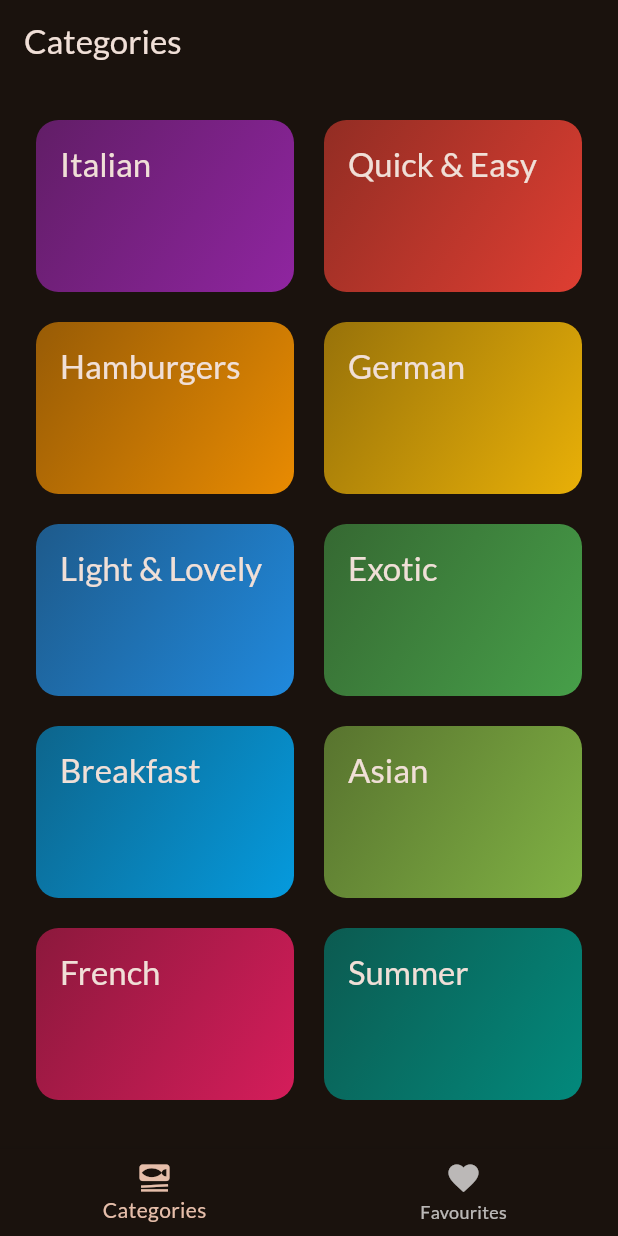
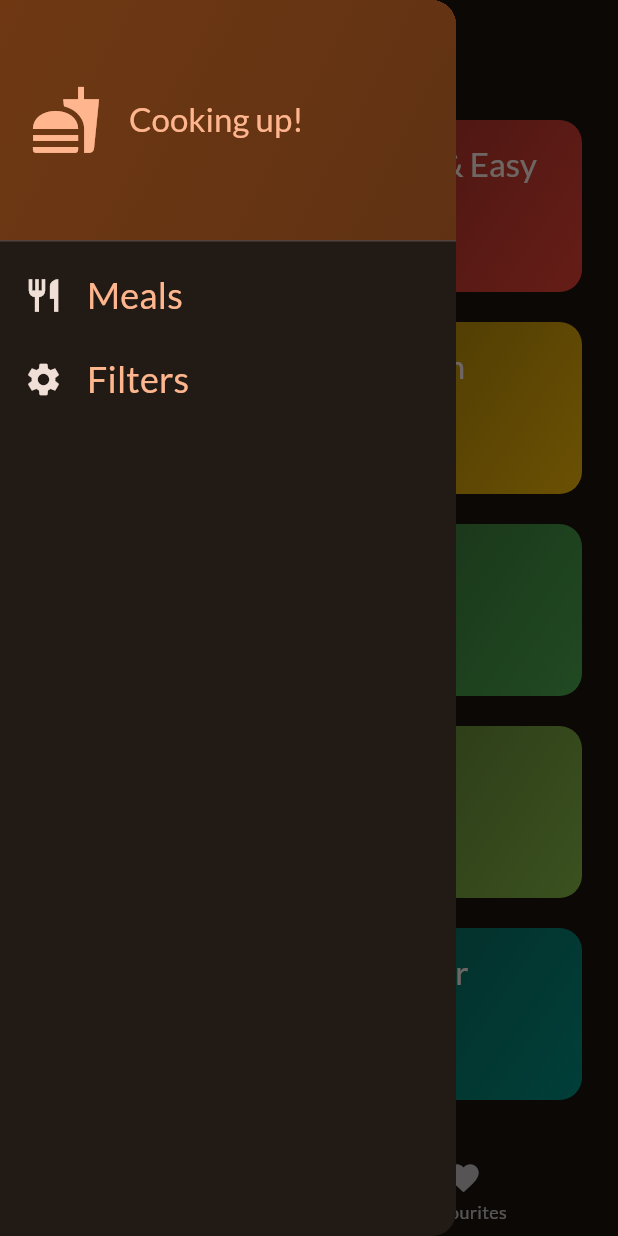
Before and after one commit to lisa-komarova/meals_app, a Flutter app: the screen it shows after launch, with the side drawer open (before the commit the screen has no drawer), on a phone screen of 412 x 824 dp. Run offline on Flutter 3.47's test engine with Material 2 defaults, Android fonts, the phone set to English and light mode, and no system bars; our stand-ins replace google_fonts, transparent_image.

Commit message:
feat: add drawer

```diff
--- a/lib/screens/tabs_screen.dart
+++ b/lib/screens/tabs_screen.dart
@@ -2,6 +2,7 @@ import 'package:flutter/material.dart';
 import 'package:meals_app/models/meal.dart';
 import 'package:meals_app/screens/categories_screen.dart';
 import 'package:meals_app/screens/meals_screen.dart';
+import 'package:meals_app/widgets/main_drawer.dart';
 
 class TabsScreen extends StatefulWidget {
   const TabsScreen({super.key});
@@ -41,6 +42,13 @@ class _TabsScreenState extends State<TabsScreen> {
     });
   }
 
+  void _setScreen(String screen) {
+    if (screen == 'filters') {
+    } else if (screen == 'meals') {
+      Navigator.of(context).pop();
+    }
+  }
+
   @override
   Widget build(BuildContext context) {
     Widget activePage = CategoriesScreen(
@@ -59,6 +67,9 @@ class _TabsScreenState extends State<TabsScreen> {
       appBar: AppBar(
         title: Text(activePageTitle),
       ),
+      drawer: MainDrawer(
+        onSelectScreen: _setScreen,
+      ),
       body: activePage,
       bottomNavigationBar: BottomNavigationBar(
         items: const [
--- /dev/null
+++ b/lib/widgets/main_drawer.dart
@@ -0,0 +1,79 @@
+import 'package:flutter/material.dart';
+
+class MainDrawer extends StatelessWidget {
+  const MainDrawer({super.key, required this.onSelectScreen});
+  final void Function(String) onSelectScreen;
+  @override
+  Widget build(BuildContext context) {
+    return Drawer(
+      child: Column(
+        children: [
+          DrawerHeader(
+            padding: const EdgeInsets.all(20),
+            decoration: BoxDecoration(
+                gradient: LinearGradient(
+              colors: [
+                Theme.of(context).colorScheme.primaryContainer,
+                Theme.of(context).colorScheme.primaryContainer.withOpacity(0.8)
+              ],
+              begin: Alignment.topLeft,
+              end: Alignment.bottomRight,
+            )),
+            child: Row(
+              children: [
+                Icon(
+                  Icons.fastfood,
+                  size: 48,
+                  color: Theme.of(context).colorScheme.primary,
+                ),
+                const SizedBox(
+                  width: 18,
+                ),
+                Text(
+                  'Cooking up!',
+                  style: Theme.of(context).textTheme.titleLarge!.copyWith(
+                        color: Theme.of(context).colorScheme.primary,
+                      ),
+                ),
+              ],
+            ),
+          ),
+          ListTile(
+            leading: Icon(
+              Icons.restaurant,
+              size: 26,
+              color: Theme.of(context).colorScheme.onBackground,
+            ),
+            title: Text(
+              'Meals',
+              style: Theme.of(context).textTheme.titleSmall!.copyWith(
+                    color: Theme.of(context).colorScheme.primary,
+                    fontSize: 24,
+                  ),
+            ),
+            onTap: () {
+              onSelectScreen('meals');
+            },
+          ),
+          ListTile(
+            leading: Icon(
+              Icons.settings,
+              size: 26,
+              color: Theme.of(context).colorScheme.onBackground,
+            ),
+            title: Text(
+              'Filters',
+              style: Theme.of(context).textTheme.titleSmall!.copyWith(
+                    color: Theme.of(context).colorScheme.primary,
+                    fontSize: 24,
+                  ),
+            ),
+            onTap: () {
+              onSelectScreen('filters');
+            },
+          )
+        ],
+      ),
+    );
+  }
+}
```
